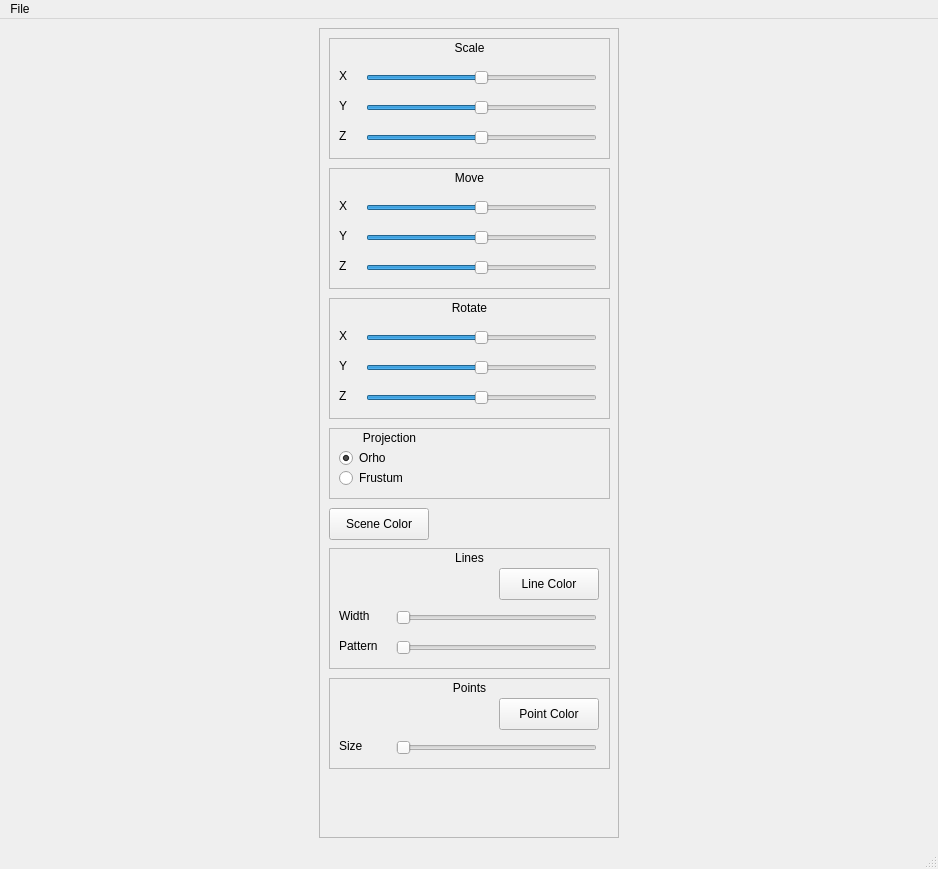
The window that src/mainwindow.ui (vgefanov/3DViewer-v1.0) describes before a commit, drawn with Qt 5.
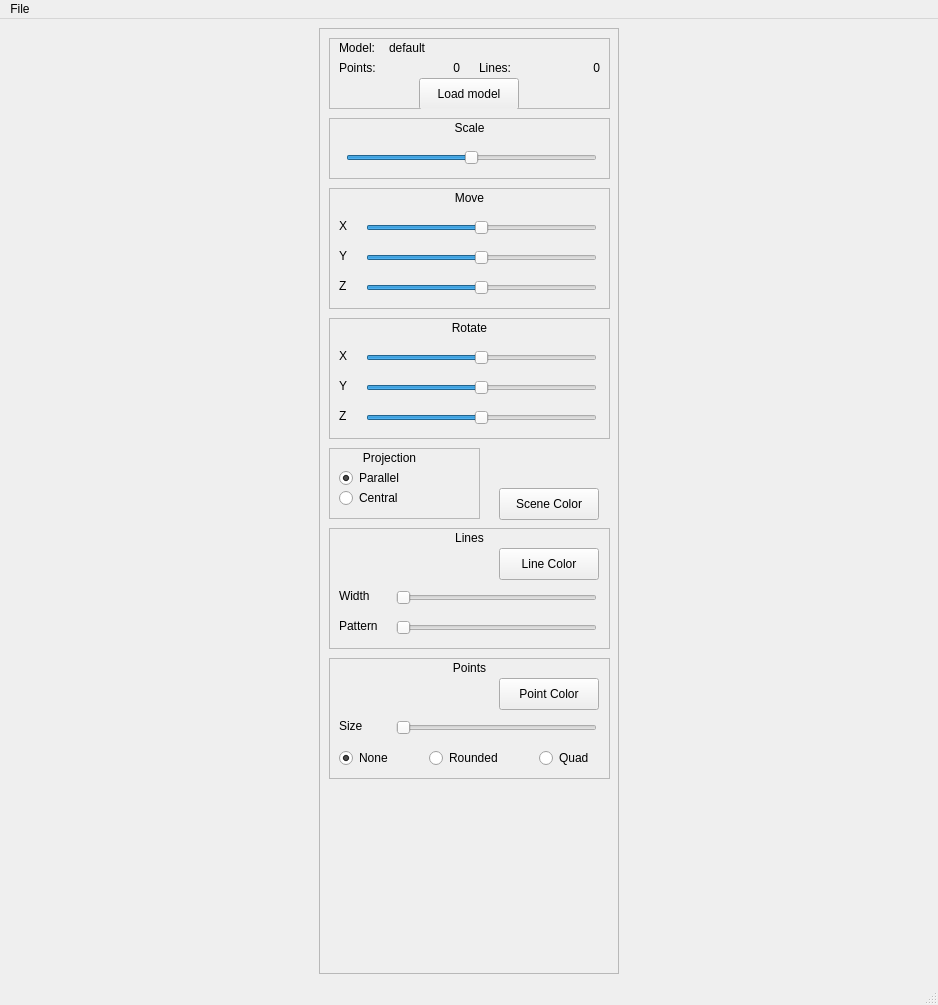
The same window after the commit.

Diff of the .ui file:
```diff
--- a/src/mainwindow.ui
+++ b/src/mainwindow.ui
@@ -7,7 +7,7 @@
     <x>0</x>
     <y>0</y>
     <width>938</width>
-    <height>869</height>
+    <height>1005</height>
    </rect>
   </property>
   <property name="baseSize">
@@ -48,9 +48,9 @@
        <property name="geometry">
         <rect>
          <x>10</x>
-         <y>10</y>
+         <y>90</y>
          <width>281</width>
-         <height>121</height>
+         <height>61</height>
         </rect>
        </property>
        <property name="frameShape">
@@ -75,25 +75,12 @@
          <set>Qt::AlignCenter</set>
         </property>
        </widget>
-       <widget class="QLabel" name="label_4">
+       <widget class="QSlider" name="scaleSlider">
         <property name="geometry">
          <rect>
-          <x>10</x>
-          <y>30</y>
-          <width>21</width>
-          <height>16</height>
-         </rect>
-        </property>
-        <property name="text">
-         <string>X</string>
-        </property>
-       </widget>
-       <widget class="QSlider" name="scaleXslider">
-        <property name="geometry">
-         <rect>
-          <x>37</x>
+          <x>17</x>
           <y>27</y>
-          <width>231</width>
+          <width>251</width>
           <height>25</height>
          </rect>
         </property>
@@ -113,82 +100,12 @@
          <enum>Qt::Horizontal</enum>
         </property>
        </widget>
-       <widget class="QLabel" name="label_5">
-        <property name="geometry">
-         <rect>
-          <x>10</x>
-          <y>60</y>
-          <width>21</width>
-          <height>16</height>
-         </rect>
-        </property>
-        <property name="text">
-         <string>Y</string>
-        </property>
-       </widget>
-       <widget class="QSlider" name="scaleYslider">
-        <property name="geometry">
-         <rect>
-          <x>37</x>
-          <y>57</y>
-          <width>231</width>
-          <height>25</height>
-         </rect>
-        </property>
-        <property name="maximum">
-         <number>100</number>
-        </property>
-        <property name="value">
-         <number>50</number>
-        </property>
-        <property name="sliderPosition">
-         <number>50</number>
-        </property>
-        <property name="orientation">
-         <enum>Qt::Horizontal</enum>
-        </property>
-       </widget>
-       <widget class="QSlider" name="scaleZslider">
-        <property name="geometry">
-         <rect>
-          <x>37</x>
-          <y>87</y>
-          <width>231</width>
-          <height>25</height>
-         </rect>
-        </property>
-        <property name="maximum">
-         <number>100</number>
-        </property>
-        <property name="value">
-         <number>50</number>
-        </property>
-        <property name="sliderPosition">
-         <number>50</number>
-        </property>
-        <property name="orientation">
-         <enum>Qt::Horizontal</enum>
-        </property>
-       </widget>
-       <widget class="QLabel" name="label_6">
-        <property name="geometry">
-         <rect>
-          <x>10</x>
-          <y>90</y>
-          <width>21</width>
-          <height>16</height>
-         </rect>
-        </property>
-        <property name="text">
-         <string>Z</string>
-        </property>
-       </widget>
       </widget>
       <widget class="QFrame" name="scaleFrame_2">
        <property name="geometry">
         <rect>
          <x>10</x>
-         <y>140</y>
+         <y>160</y>
          <width>281</width>
          <height>121</height>
         </rect>
@@ -334,7 +251,7 @@
        <property name="geometry">
         <rect>
          <x>10</x>
-         <y>270</y>
+         <y>290</y>
          <width>281</width>
          <height>121</height>
         </rect>
@@ -480,8 +397,8 @@
        <property name="geometry">
         <rect>
          <x>10</x>
-         <y>400</y>
-         <width>281</width>
+         <y>420</y>
+         <width>151</width>
          <height>71</height>
         </rect>
        </property>
@@ -517,7 +434,7 @@
          </rect>
         </property>
         <property name="text">
-         <string>Orho</string>
+         <string>Parallel</string>
         </property>
         <property name="checked">
          <bool>true</bool>
@@ -533,15 +450,15 @@
          </rect>
         </property>
         <property name="text">
-         <string>Frustum</string>
+         <string>Central</string>
         </property>
        </widget>
       </widget>
       <widget class="QPushButton" name="sceneColorButton">
        <property name="geometry">
         <rect>
-         <x>10</x>
-         <y>480</y>
+         <x>180</x>
+         <y>460</y>
          <width>100</width>
          <height>32</height>
         </rect>
@@ -554,7 +471,7 @@
        <property name="geometry">
         <rect>
          <x>10</x>
-         <y>520</y>
+         <y>500</y>
          <width>281</width>
          <height>121</height>
         </rect>
@@ -675,9 +592,9 @@
        <property name="geometry">
         <rect>
          <x>10</x>
-         <y>650</y>
+         <y>630</y>
          <width>281</width>
-         <height>91</height>
+         <height>121</height>
         </rect>
        </property>
        <property name="frameShape">
@@ -728,7 +645,7 @@
          <number>1</number>
         </property>
         <property name="maximum">
-         <number>10</number>
+         <number>20</number>
         </property>
         <property name="value">
          <number>1</number>
@@ -751,6 +668,183 @@
         </property>
         <property name="text">
          <string>Point Color</string>
+        </property>
+       </widget>
+       <widget class="QRadioButton" name="radioNone">
+        <property name="geometry">
+         <rect>
+          <x>10</x>
+          <y>90</y>
+          <width>81</width>
+          <height>20</height>
+         </rect>
+        </property>
+        <property name="text">
+         <string>None</string>
+        </property>
+        <property name="checked">
+         <bool>true</bool>
+        </property>
+       </widget>
+       <widget class="QRadioButton" name="radioRounded">
+        <property name="geometry">
+         <rect>
+          <x>100</x>
+          <y>90</y>
+          <width>81</width>
+          <height>20</height>
+         </rect>
+        </property>
+        <property name="text">
+         <string>Rounded</string>
+        </property>
+       </widget>
+       <widget class="QRadioButton" name="radioQuad">
+        <property name="geometry">
+         <rect>
+          <x>210</x>
+          <y>90</y>
+          <width>61</width>
+          <height>20</height>
+         </rect>
+        </property>
+        <property name="text">
+         <string>Quad</string>
+        </property>
+       </widget>
+      </widget>
+      <widget class="QFrame" name="frame_3">
+       <property name="geometry">
+        <rect>
+         <x>10</x>
+         <y>10</y>
+         <width>281</width>
+         <height>71</height>
+        </rect>
+       </property>
+       <property name="frameShape">
+        <enum>QFrame::StyledPanel</enum>
+       </property>
+       <property name="frameShadow">
+        <enum>QFrame::Raised</enum>
+       </property>
+       <widget class="QLabel" name="label_38">
+        <property name="geometry">
+         <rect>
+          <x>10</x>
+          <y>0</y>
+          <width>51</width>
+          <height>20</height>
+         </rect>
+        </property>
+        <property name="text">
+         <string>Model:</string>
+        </property>
+       </widget>
+       <widget class="QLabel" name="modelName">
+        <property name="geometry">
+         <rect>
+          <x>60</x>
+          <y>0</y>
+          <width>211</width>
+          <height>20</height>
+         </rect>
+        </property>
+        <property name="text">
+         <string>default</string>
+        </property>
+       </widget>
+       <widget class="QLabel" name="label_39">
+        <property name="geometry">
+         <rect>
+          <x>10</x>
+          <y>20</y>
+          <width>51</width>
+          <height>20</height>
+         </rect>
+        </property>
+        <property name="text">
+         <string>Points:</string>
+        </property>
+        <property name="alignment">
+         <set>Qt::AlignLeading|Qt::AlignLeft|Qt::AlignVCenter</set>
+        </property>
+       </widget>
+       <widget class="QLabel" name="pointsNum">
+        <property name="geometry">
+         <rect>
+          <x>60</x>
+          <y>20</y>
+          <width>71</width>
+          <height>20</height>
+         </rect>
+        </property>
+        <property name="styleSheet">
+         <string notr="true">QLabel {
+border: 1px solid gray;
+background-color: transparent;
+}
+background-color: white;
+</string>
+        </property>
+        <property name="text">
+         <string>0</string>
+        </property>
+        <property name="alignment">
+         <set>Qt::AlignRight|Qt::AlignTrailing|Qt::AlignVCenter</set>
+        </property>
+       </widget>
+       <widget class="QLabel" name="label_40">
+        <property name="geometry">
+         <rect>
+          <x>150</x>
+          <y>20</y>
+          <width>51</width>
+          <height>20</height>
+         </rect>
+        </property>
+        <property name="text">
+         <string>Lines:</string>
+        </property>
+        <property name="alignment">
+         <set>Qt::AlignLeading|Qt::AlignLeft|Qt::AlignVCenter</set>
+        </property>
+       </widget>
+       <widget class="QLabel" name="linesNum">
+        <property name="geometry">
+         <rect>
+          <x>200</x>
+          <y>20</y>
+          <width>71</width>
+          <height>20</height>
+         </rect>
+        </property>
+        <property name="styleSheet">
+         <string notr="true">QLabel {
+border: 1px solid gray;
+background-color: transparent;
+}
+background-color: white;
+</string>
+        </property>
+        <property name="text">
+         <string>0</string>
+        </property>
+        <property name="alignment">
+         <set>Qt::AlignRight|Qt::AlignTrailing|Qt::AlignVCenter</set>
+        </property>
+       </widget>
+       <widget class="QPushButton" name="sceneColorButton_2">
+        <property name="geometry">
+         <rect>
+          <x>90</x>
+          <y>40</y>
+          <width>100</width>
+          <height>32</height>
+         </rect>
+        </property>
+        <property name="text">
+         <string>Load model</string>
         </property>
        </widget>
       </widget>
```
